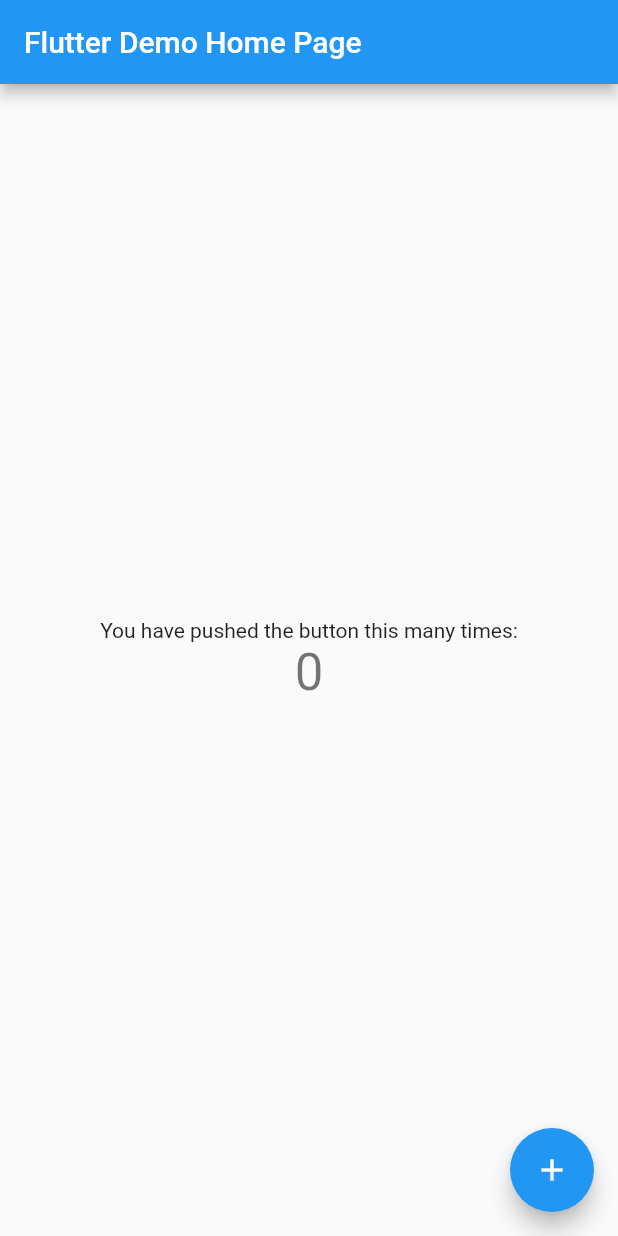
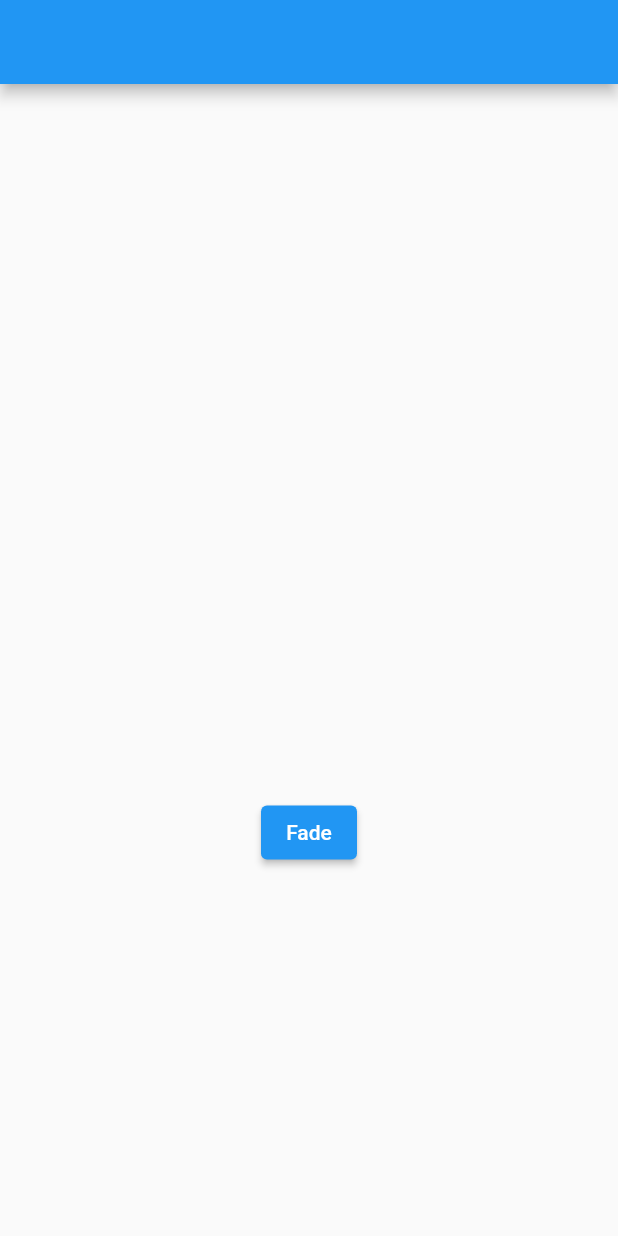
Before and after one commit to DaemonAssassin/built-in-explicit-animations-flutter, a Flutter app: the screen it shows after launch, on a phone screen of 412 x 824 dp. Run offline on Flutter 3.47's test engine with Material 2 defaults, Android fonts, the phone set to English and light mode, and no system bars.

Commit message:
Learned FadeTransition

```diff
--- a/lib/main.dart
+++ b/lib/main.dart
@@ -1,115 +1,20 @@
+import 'package:builtin_explicit_animations/transitions_widgets/fade_transition.dart';
 import 'package:flutter/material.dart';
 
-void main() {
+void main(List<String> args) {
   runApp(const MyApp());
 }
 
 class MyApp extends StatelessWidget {
   const MyApp({Key? key}) : super(key: key);
 
-  // This widget is the root of your application.
   @override
   Widget build(BuildContext context) {
     return MaterialApp(
-      title: 'Flutter Demo',
-      theme: ThemeData(
-        // This is the theme of your application.
-        //
-        // Try running your application with "flutter run". You'll see the
-        // application has a blue toolbar. Then, without quitting the app, try
-        // changing the primarySwatch below to Colors.green and then invoke
-        // "hot reload" (press "r" in the console where you ran "flutter run",
-        // or simply save your changes to "hot reload" in a Flutter IDE).
-        // Notice that the counter didn't reset back to zero; the application
-        // is not restarted.
-        primarySwatch: Colors.blue,
+      home: Scaffold(
+        appBar: AppBar(),
+        body: const MyFadeTransition(),
       ),
-      home: const MyHomePage(title: 'Flutter Demo Home Page'),
     );
   }
 }
-
-class MyHomePage extends StatefulWidget {
-  const MyHomePage({Key? key, required this.title}) : super(key: key);
-
-  // This widget is the home page of your application. It is stateful, meaning
-  // that it has a State object (defined below) that contains fields that affect
-  // how it looks.
-
-  // This class is the configuration for the state. It holds the values (in this
-  // case the title) provided by the parent (in this case the App widget) and
-  // used by the build method of the State. Fields in a Widget subclass are
-  // always marked "final".
-
-  final String title;
-
-  @override
-  State<MyHomePage> createState() => _MyHomePageState();
-}
-
-class _MyHomePageState extends State<MyHomePage> {
-  int _counter = 0;
-
-  void _incrementCounter() {
-    setState(() {
-      // This call to setState tells the Flutter framework that something has
-      // changed in this State, which causes it to rerun the build method below
-      // so that the display can reflect the updated values. If we changed
-      // _counter without calling setState(), then the build method would not be
-      // called again, and so nothing would appear to happen.
-      _counter++;
-    });
-  }
-
-  @override
-  Widget build(BuildContext context) {
-    // This method is rerun every time setState is called, for instance as done
-    // by the _incrementCounter method above.
-    //
-    // The Flutter framework has been optimized to make rerunning build methods
-    // fast, so that you can just rebuild anything that needs updating rather
-    // than having to individually change instances of widgets.
-    return Scaffold(
-      appBar: AppBar(
-        // Here we take the value from the MyHomePage object that was created by
-        // the App.build method, and use it to set our appbar title.
-        title: Text(widget.title),
-      ),
-      body: Center(
-        // Center is a layout widget. It takes a single child and positions it
-        // in the middle of the parent.
-        child: Column(
-          // Column is also a layout widget. It takes a list of children and
-          // arranges them vertically. By default, it sizes itself to fit its
-          // children horizontally, and tries to be as tall as its parent.
-          //
-          // Invoke "debug painting" (press "p" in the console, choose the
-          // "Toggle Debug Paint" action from the Flutter Inspector in Android
-          // Studio, or the "Toggle Debug Paint" command in Visual Studio Code)
-          // to see the wireframe for each widget.
-          //
-          // Column has various properties to control how it sizes itself and
-          // how it positions its children. Here we use mainAxisAlignment to
-          // center the children vertically; the main axis here is the vertical
-          // axis because Columns are vertical (the cross axis would be
-          // horizontal).
-          mainAxisAlignment: MainAxisAlignment.center,
-          children: <Widget>[
-            const Text(
-              'You have pushed the button this many times:',
-            ),
-            Text(
-              '$_counter',
-              style: Theme.of(context).textTheme.headline4,
-            ),
-          ],
-        ),
-      ),
-      floatingActionButton: FloatingActionButton(
-        onPressed: _incrementCounter,
-        tooltip: 'Increment',
-        child: const Icon(Icons.add),
-      ), // This trailing comma makes auto-formatting nicer for build methods.
-    );
-  }
-}
--- /dev/null
+++ b/lib/transitions_widgets/fade_transition.dart
@@ -0,0 +1,58 @@
+import 'package:flutter/material.dart';
+
+import '../utils/helper_widgets.dart';
+
+class MyFadeTransition extends StatefulWidget {
+  const MyFadeTransition({Key? key}) : super(key: key);
+
+  @override
+  State<MyFadeTransition> createState() => _MyFadeTransitionState();
+}
+
+class _MyFadeTransitionState extends State<MyFadeTransition>
+    with SingleTickerProviderStateMixin {
+  late AnimationController _controller;
+  late Animation<double> _animation;
+
+  @override
+  void initState() {
+    super.initState();
+    _controller = AnimationController(
+      vsync: this,
+      duration: const Duration(seconds: 2),
+    );
+    _animation = Tween(begin: 0.0, end: 1.0).animate(_controller);
+  }
+
+  @override
+  Widget build(BuildContext context) {
+    return Center(
+      child: Column(
+        mainAxisAlignment: MainAxisAlignment.center,
+        children: [
+          FadeTransition(
+            opacity: _animation,
+            child: _buildChild(),
+          ),
+          addVerticalSpace(30),
+          buildButton(
+            'Fade',
+            () {
+              if (_controller.status == AnimationStatus.completed) {
+                _controller.reverse();
+              } else {
+                _controller.forward();
+              }
+            },
+          ),
+        ],
+      ),
+    );
+  }
+
+  Widget _buildChild() => Container(
+        width: 200.0,
+        height: 200.0,
+        color: Colors.green,
+      );
+}
--- /dev/null
+++ b/lib/utils/helper_widgets.dart
@@ -0,0 +1,9 @@
+import 'package:flutter/material.dart';
+
+Widget addVerticalSpace(double space) => SizedBox(height: space);
+Widget buildButton(String text, VoidCallback onPressed) {
+  return ElevatedButton(
+    onPressed: onPressed,
+    child: Text(text),
+  );
+}
```
